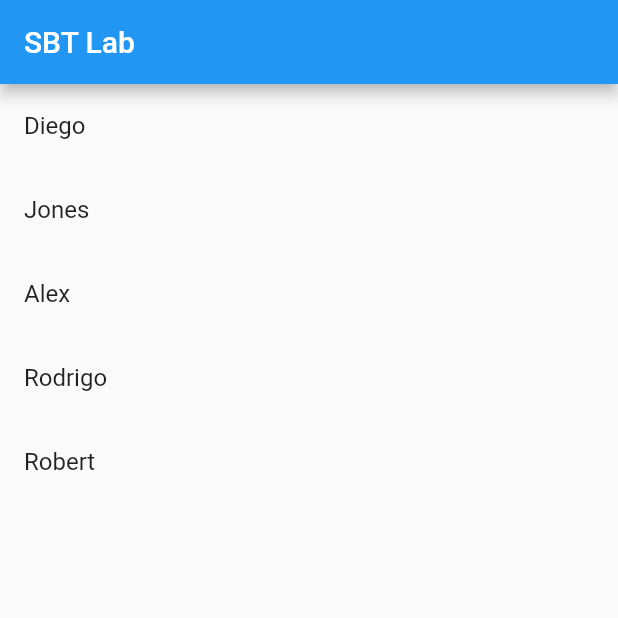
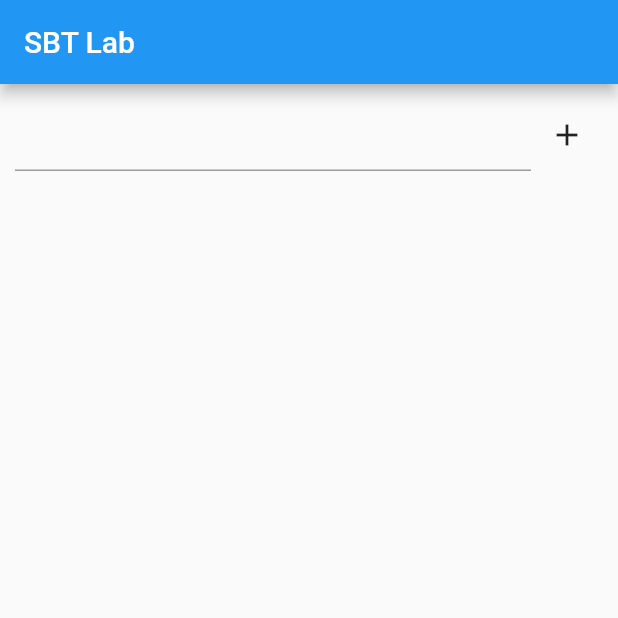
Before and after one commit to joneskadomoto-sbt/flutter-2022, a Flutter app: the screen it shows after launch, on a phone screen of 412 x 824 dp, the top half of it. Run offline on Flutter 3.47's test engine with Material 2 defaults, Android fonts, the phone set to English and light mode, and no system bars.

Commit message:
criando lista manipulada

```diff
--- a/flutter_2022/lib/pages/home_page.dart
+++ b/flutter_2022/lib/pages/home_page.dart
@@ -10,29 +10,52 @@ class HomePage extends StatefulWidget {
 }
 
 class _HomePageState extends State<HomePage> {
-  var counter = 0;
+  final controller = TextEditingController();
+  final list = <String>[];
 
   @override
   Widget build(BuildContext context) {
-    final names = ['Diego', 'Jones', 'Alex', 'Rodrigo', 'Robert'];
-
     return Scaffold(
         appBar: AppBar(
           title: const Text('SBT Lab'),
         ),
-      body: SizedBox(
-        width: double.infinity,
-        height: double.infinity,
+        body: Column(
+          children: [
+            Padding(
+              padding: const EdgeInsets.all(10.0),
+              child: Row(
+                children: [
+                  Expanded(
+                    child: TextField(
+                      controller: controller,
+                    ),
+                  ),
+                  IconButton(
+                      onPressed: () {
+                        final text = controller.text;
+                        setState(() {
+                          if (text.isNotEmpty) {
+                            list.add(text);
+                          }
+                        });
+                        controller.clear();
+                      },
+                      icon: const Icon(Icons.add))
+                ],
+              ),
+            ),
+            Expanded(
               child: ListView.builder(
-          itemCount: names.length,
+                itemCount: list.length,
                 itemBuilder: (context, index) {
-            final name = names[index];
+                  final item = list[index];
                   return ListTile(
-              title: Text(name),
+                    title: Text(item),
                   );
                 },
               ),
-      ),
-    );
+            )
+          ],
+        ));
   }
 }
```
Also changed, not shown: flutter_2022/flutter_01.png (added). Lines whose indentation alone changed are shown as unchanged.
